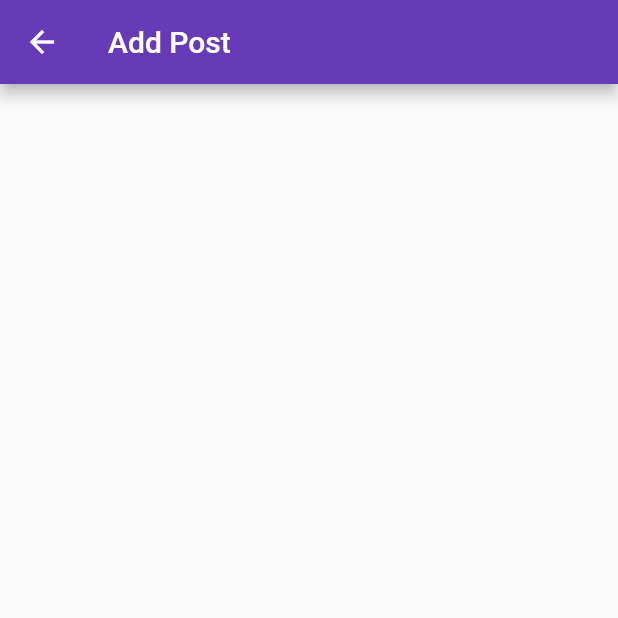
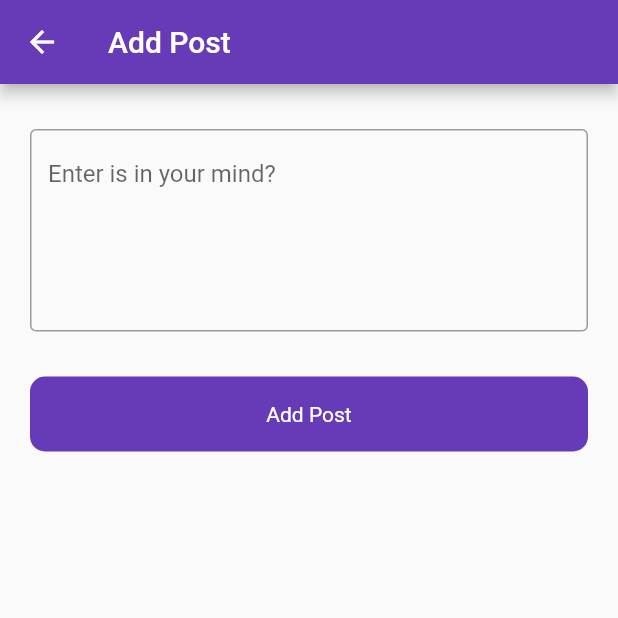
Before and after one commit to Avinash174/firebasedemo, a Flutter app: the AddPost screen opened directly, on a phone screen of 412 x 824 dp, the top half of it. Run offline on Flutter 3.47's test engine with Material 2 defaults, Android fonts, the phone set to English and light mode, and no system bars; our stand-ins replace firebase_auth, firebase_core, firebase_database, fluttertoast; accounts and stored records are empty.

Commit message:
New Changes Done

```diff
--- a/lib/ui/posts/add_post.dart
+++ b/lib/ui/posts/add_post.dart
@@ -1,3 +1,6 @@
+import 'package:firebase_database/firebase_database.dart';
+import 'package:firebasedemo/utils/utils.dart';
+import 'package:firebasedemo/widgets/round_button.dart';
 import 'package:flutter/material.dart';
 
 class AddPost extends StatefulWidget {
@@ -8,12 +11,56 @@ class AddPost extends StatefulWidget {
 }
 
 class _AddPostState extends State<AddPost> {
+  bool loading = false;
+  final databaseRef = FirebaseDatabase.instance.ref('Post');
+  final postController = TextEditingController();
+
   @override
   Widget build(BuildContext context) {
     return Scaffold(
       appBar: AppBar(
         title: Text('Add Post'),
       ),
+      body: Padding(
+        padding: const EdgeInsets.symmetric(horizontal: 20),
+        child: Column(
+          children: [
+            SizedBox(
+              height: 30,
+            ),
+            TextFormField(
+              maxLines: 5,
+              controller: postController,
+              decoration: InputDecoration(
+                hintText: 'Enter is in your mind?',
+                border: OutlineInputBorder(),
+              ),
+            ),
+            SizedBox(
+              height: 30,
+            ),
+            RoundButton(
+                title: 'Add Post',
+                loading: loading,
+                onTap: () {
+                  setState(() {
+                    loading=true;
+                  });
+                  databaseRef.child(DateTime.now().millisecondsSinceEpoch.toString()).set({
+                    'title':postController.text.toString(),
+                    'id':DateTime.now().millisecondsSinceEpoch.toString()
+                  }).then((value) {
+                    Utils().toastMsg('Post Added');
+                  }).onError((error, stackTrace) {
+                    Utils().toastMsg(error.toString());
+                    setState(() {
+                      loading=false;
+                    });
+                  });
+                }),
+          ],
+        ),
+      ),
     );
   }
 }
```
Also changed, not shown: 1 other file.
